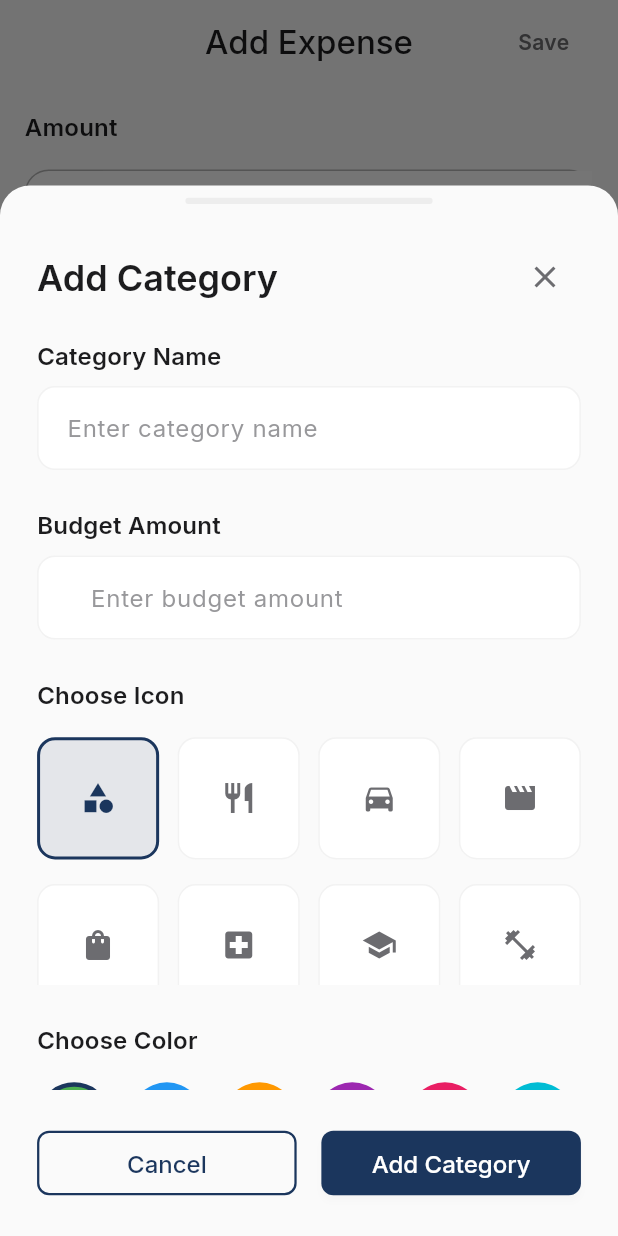
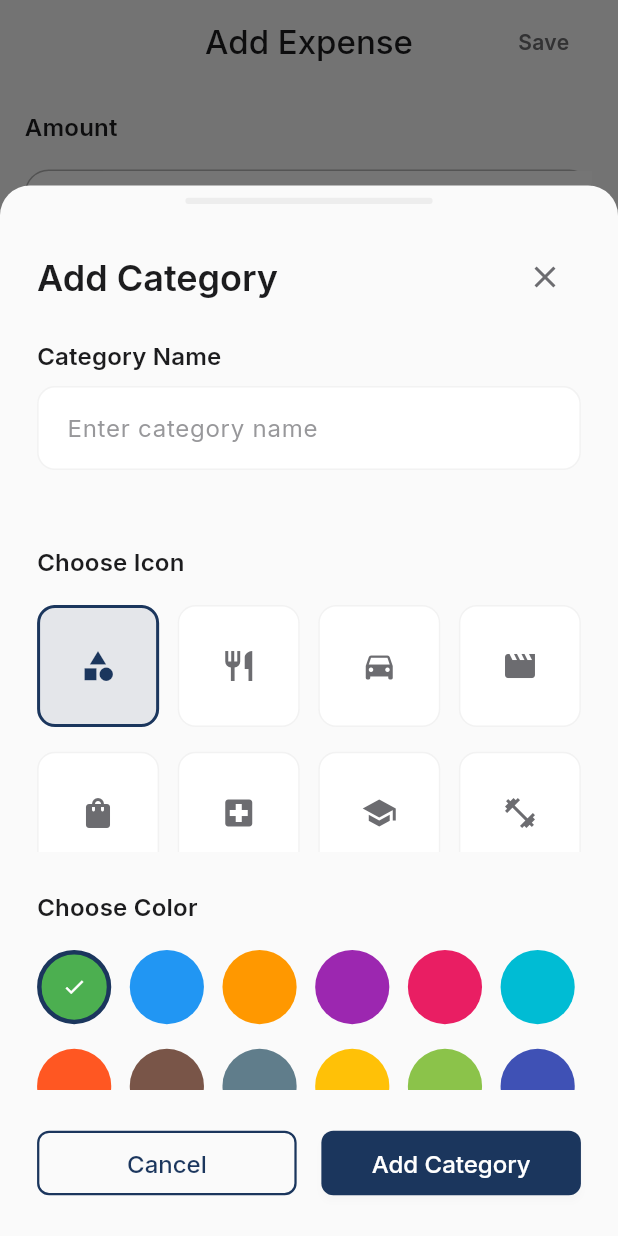
Before and after one commit to AppsEveryWhere/ExpensesTracker, a Flutter app: the screen it shows after launch, item 2 of the bottom bar chosen, after a tap on "Add", on a phone screen of 412 x 824 dp. Run offline on Flutter 3.47's test engine with Material 3 defaults, Android fonts, the phone set to English and light mode, and no system bars; our stand-ins replace cached_network_image, connectivity_plus, fl_chart, flutter_svg, google_fonts, isar and 1 more; accounts and stored records are empty; network calls fail.

Commit message:
Category model updated

```diff
--- /dev/null
+++ b/expensetracker_pro/lib/model/category_model.dart
@@ -0,0 +1,35 @@
+import 'package:flutter/material.dart';
+
+class CategoryModel {
+  final int id;
+  final String name;
+  final String icon; // Store icon name as String (e.g., 'restaurant')
+  final Color color;
+
+  CategoryModel({
+    required this.id,
+    required this.name,
+    required this.icon,
+    required this.color,
+  });
+
+  // Factory constructor to create CategoryModel from a map
+  factory CategoryModel.fromMap(Map<String, dynamic> map) {
+    return CategoryModel(
+      id: map['id'],
+      name: map['name'],
+      icon: map['icon'],
+      color: map['color'],
+    );
+  }
+
+  // Convert CategoryModel to a map
+  Map<String, dynamic> toMap() {
+    return {
+      'id': id,
+      'name': name,
+      'icon': icon,
+      'color': color,
+    };
+  }
+}
--- a/expensetracker_pro/lib/presentation/add_expense/add_expense.dart
+++ b/expensetracker_pro/lib/presentation/add_expense/add_expense.dart
@@ -1,3 +1,4 @@
+import 'package:expensetracker_pro/model/category_model.dart';
 import 'package:expensetracker_pro/presentation/add_expense/widgets/add_category_modal_widget.dart';
 import 'package:flutter/material.dart';
 import 'package:flutter/services.dart';
@@ -11,8 +12,10 @@ import './widgets/date_picker_widget.dart';
 import './widgets/notes_input_widget.dart';
 
 class AddExpense extends StatefulWidget {
-  final List<Map<String, dynamic>> categories;
-  final ValueChanged<Map<String, dynamic>> onCategoryAdded;
+  final List<CategoryModel> categories;
+  final ValueChanged<CategoryModel> onCategoryAdded;
+
+
 
   const AddExpense({
     super.key,
@@ -37,12 +40,12 @@ class _AddExpenseState extends State<AddExpense> {
   bool _isLoading = false;
   bool _hasUnsavedChanges = false;
 
-  late List<Map<String, dynamic>> _categories;
+  late List<CategoryModel> _categories;
 
 @override
 void initState() {
   super.initState();
-  _categories = List<Map<String, dynamic>>.from(widget.categories);
+  _categories = List<CategoryModel>.from(widget.categories);
   _amountController.addListener(_onFormChanged);
   _notesController.addListener(_onFormChanged);
 }
@@ -165,20 +168,15 @@ void initState() {
     isScrollControlled: true,
     backgroundColor: Colors.transparent,
     builder: (context) => AddCategoryModalWidget(
-        onCategoryAdded: (Map<String, dynamic> newCategory) {
-          setState(() {
-           _categories.add({
-        "id": _categories.length + 1,
-        "name": newCategory["name"],
-        "icon": newCategory["icon"],
-        "color": newCategory["color"] ?? Colors.grey,
-      });
-      widget.onCategoryAdded(_categories.last);
-          });
-        },
+      onCategoryAdded: (p0) => setState(() {
+        _categories.add(p0);
+        widget.onCategoryAdded(p0);
+      }), // Update categories and notify parent
     ),
   );
 }
+
+
 
   @override
   Widget build(BuildContext context) {
@@ -279,13 +277,18 @@ Row(
                     itemBuilder: (context, index) {
                       final category = _categories[index];
                       return CategoryChipWidget(
-                        category: category,
-                        isSelected: _selectedCategory == category['name'],
-                        onTap: () => _onCategorySelected(category['name']),
+                        category: {
+                          'name': category.name,
+                          'icon': category.icon,
+                          'color': category.color,
+                        }, // 👈 Only do this if your widget still expects a Map
+                        isSelected: _selectedCategory == category.name,
+                        onTap: () => _onCategorySelected(category.name),
                       );
                     },
                   ),
                 ),
+
 
                 SizedBox(height: 6.h),
 
--- a/expensetracker_pro/lib/presentation/add_expense/widgets/add_category_modal_widget.dart
+++ b/expensetracker_pro/lib/presentation/add_expense/widgets/add_category_modal_widget.dart
@@ -1,10 +1,11 @@
+import 'package:expensetracker_pro/model/category_model.dart';
 import 'package:flutter/material.dart';
 import 'package:sizer/sizer.dart';
 
 import '../../../core/app_export.dart';
 
 class AddCategoryModalWidget extends StatefulWidget {
-  final Function(Map<String, dynamic>) onCategoryAdded;
+  final Function(CategoryModel) onCategoryAdded;
 
   const AddCategoryModalWidget({
     Key? key,
@@ -63,30 +64,23 @@ class _AddCategoryModalWidgetState extends State<AddCategoryModalWidget> {
   }
 
   void _addCategory() {
-    if (_nameController.text.trim().isEmpty ||
-        _budgetController.text.trim().isEmpty) {
-      ScaffoldMessenger.of(context).showSnackBar(SnackBar(
+  if (_nameController.text.trim().isEmpty){
+    ScaffoldMessenger.of(
+        context.findRootAncestorStateOfType<ScaffoldState>()!.context
+      ).showSnackBar(SnackBar(
         content: Text('Please fill in all fields'),
         backgroundColor: AppTheme.errorColor));
     return;
   }
 
-    final budgetAmount = double.tryParse(_budgetController.text);
-    if (budgetAmount == null || budgetAmount <= 0) {
-      ScaffoldMessenger.of(context).showSnackBar(SnackBar(
-          content: Text('Please enter a valid budget amount'),
-          backgroundColor: AppTheme.errorColor));
-      return;
-    }
+  final newCategory = CategoryModel(
+    id: DateTime.now().millisecondsSinceEpoch, // Temporary ID
+    name: _nameController.text.trim(),
+    icon: _selectedIcon,
+    color: _selectedColor,
+  );
 
-    final newCategory = {
-      "name": _nameController.text.trim(),
-      "icon": _selectedIcon,
-      "budgetAmount": budgetAmount,
-      "color": _selectedColor.value,
-    };
-
-    widget.onCategoryAdded(newCategory);
+  widget.onCategoryAdded(newCategory); // Wrap in a list
   Navigator.pop(context);
 }
 
@@ -136,14 +130,6 @@ class _AddCategoryModalWidgetState extends State<AddCategoryModalWidget> {
                             decoration: InputDecoration(
                                 hintText: 'Enter category name')),
                         SizedBox(height: 3.h),
-                        _buildSectionTitle('Budget Amount'),
-                        SizedBox(height: 1.h),
-                        TextField(
-                            controller: _budgetController,
-                            keyboardType: TextInputType.number,
-                            decoration: InputDecoration(
-                                hintText: 'Enter budget amount',
-                                prefixText: '\$ ')),
                         SizedBox(height: 3.h),
                         _buildSectionTitle('Choose Icon'),
                         SizedBox(height: 2.h),
--- a/expensetracker_pro/lib/presentation/home_dashboard/home_dashboard.dart
+++ b/expensetracker_pro/lib/presentation/home_dashboard/home_dashboard.dart
@@ -1,7 +1,9 @@
+import 'package:expensetracker_pro/model/category_model.dart';
 import 'package:expensetracker_pro/presentation/add_expense/add_expense.dart';
 import 'package:expensetracker_pro/presentation/budget_planner/budget_planner.dart';
 import 'package:expensetracker_pro/presentation/groups_dashboard/groups_dashboard.dart';
 import 'package:expensetracker_pro/presentation/user_profile_settings/user_profile_settings.dart';
+import 'package:flutter/foundation.dart';
 import 'package:flutter/material.dart';
 import 'package:sizer/sizer.dart';
 
@@ -61,15 +63,15 @@ class _HomeDashboardState extends State<HomeDashboard> {
     ],
   };
 
-  final List<Map<String, dynamic>> _categories = [
-    {"id": 1,'name': 'Food', 'icon': 'restaurant', 'color': Colors.orange},
-    {"id": 2,'name': 'Transport', 'icon': 'directions_car', 'color': Colors.blue},
-    {"id": 3,'name': 'Shopping', 'icon': 'shopping_bag', 'color': Colors.purple},
-    {"id": 4,'name': 'Entertainment', 'icon': 'movie', 'color': Colors.red},
-    {"id": 5,'name': 'Health', 'icon': 'local_hospital', 'color': Colors.green},
-    {"id": 6,'name': 'Bills', 'icon': 'receipt', 'color': Colors.grey},
-    {"id": 7,'name': 'Education', 'icon': 'school', 'color': Colors.indigo},
-    {"id": 8,'name': 'Travel', 'icon': 'flight', 'color': Colors.teal},
+  final List<CategoryModel> categories = [
+    CategoryModel(id: 1, name: 'Food', icon: 'restaurant', color: Colors.orange),
+    CategoryModel(id: 2, name: 'Transport', icon: 'directions_car', color: Colors.blue),
+    CategoryModel(id: 3, name: 'Shopping', icon: 'shopping_bag', color: Colors.purple),
+    CategoryModel(id: 4, name: 'Entertainment', icon: 'movie', color: Colors.red),
+    CategoryModel(id: 5, name: 'Health', icon: 'local_hospital', color: Colors.green),
+    CategoryModel(id: 6, name: 'Bills', icon: 'receipt', color: Colors.grey),
+    CategoryModel(id: 7, name: 'Education', icon: 'school', color: Colors.indigo),
+    CategoryModel(id: 8, name: 'Travel', icon: 'flight', color: Colors.teal),
   ];
 
    // Mock budget data
@@ -122,13 +124,10 @@ class _HomeDashboardState extends State<HomeDashboard> {
     },
 
   ];
-  void _addToBudgetCategories(Map<String, dynamic> newCategory) {
+
+  void _addToBudgetCategories(CategoryModel newCategory) {
     setState(() {
-      _budgetCategories.add({
-        ...newCategory,
-        "id": _budgetCategories.length + 1,
-        "isEditing": false,
-      });
+      categories.add(newCategory);
     });
   }
 
@@ -145,7 +144,7 @@ class _HomeDashboardState extends State<HomeDashboard> {
   // 👇 Render the screen based on selected index
   List<Widget> get _screens => [
         _buildHomeContent(),
-        AddExpense(categories: _categories, onCategoryAdded: _addToBudgetCategories,),
+        AddExpense(categories: categories, onCategoryAdded: _addToBudgetCategories,),
         BudgetPlanner(
           currentIndex: _currentIndex,
           onIndexChanged: _onBottomNavTap, budgetCategories: _budgetCategories, // callback here
```
Lines whose indentation alone changed are shown as unchanged.
